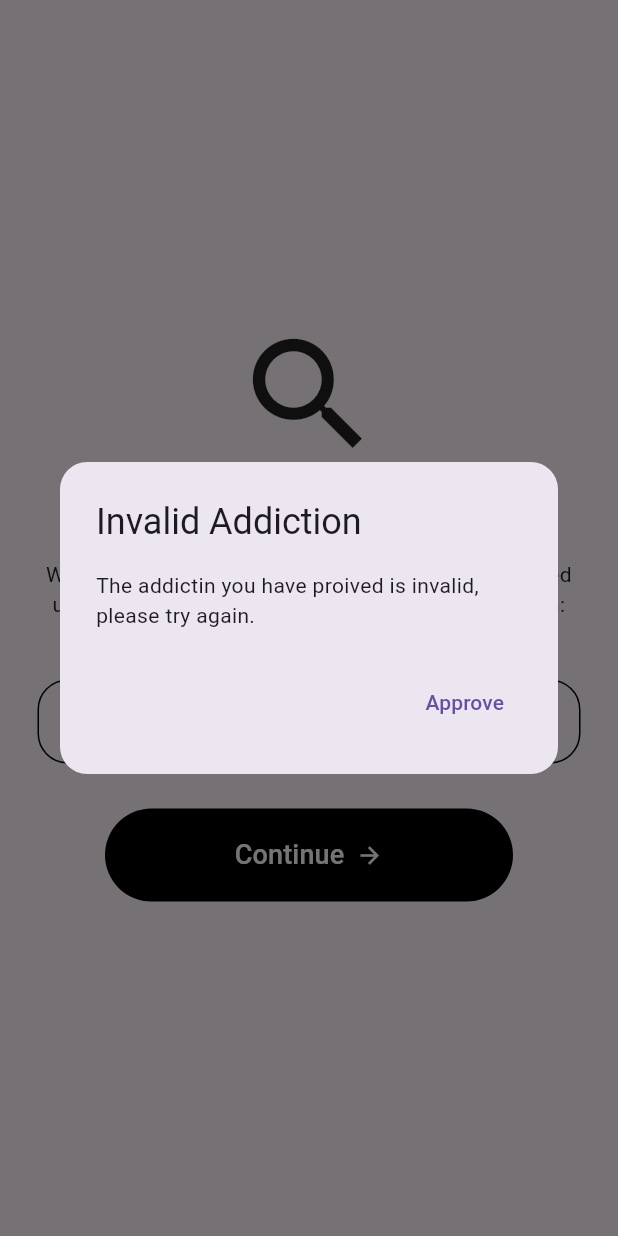
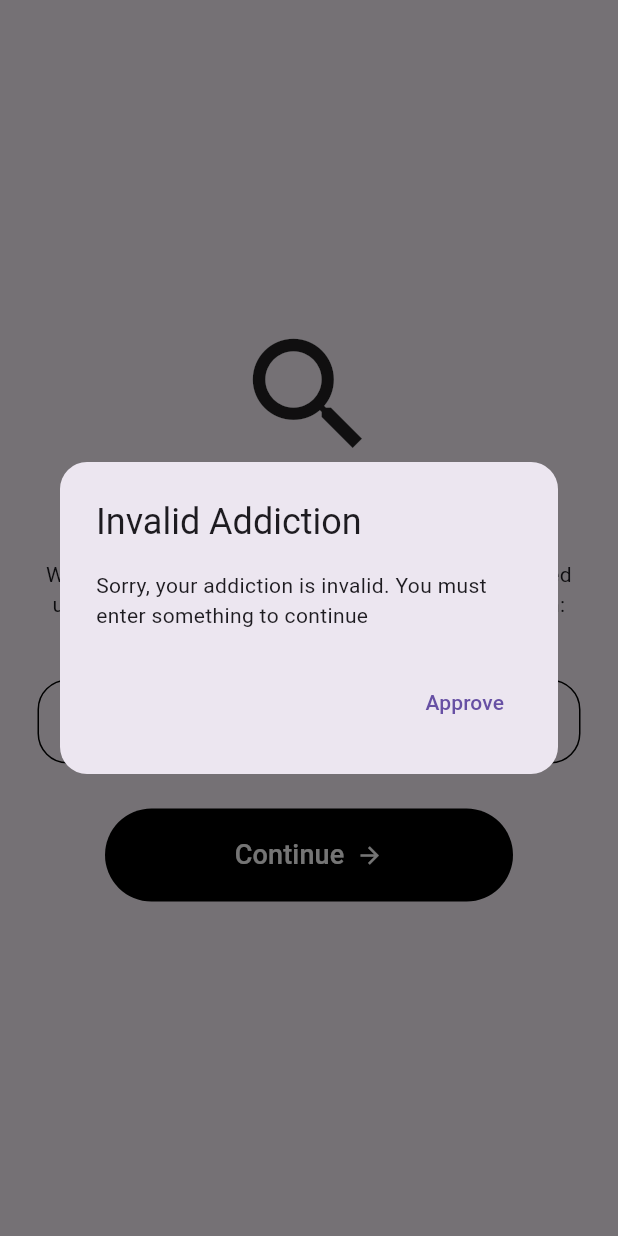
Before and after one commit to 1nsomnes/minimal_addiction_beater, a Flutter app: the screen it shows after launch, after a tap on "Continue", on a phone screen of 412 x 824 dp. Run offline on Flutter 3.47's test engine with Material 3 defaults, Android fonts, the phone set to English and light mode, and no system bars; our stand-ins replace shared_preferences; Roboto replaces fonts that are missing (Arial).

Commit message:
modularize the warning dialog

```diff
--- a/lib/components/warning_dialog.dart
+++ b/lib/components/warning_dialog.dart
@@ -0,0 +1,29 @@
+import 'package:flutter/material.dart';
+
+class MyWarningDialog extends StatelessWidget {
+  const MyWarningDialog({
+    super.key,
+    required this.title,
+    required this.description,
+  });
+
+  final String title;
+  final String description;
+
+  @override
+  Widget build(BuildContext context) {
+    return AlertDialog(
+        shape: RoundedRectangleBorder(borderRadius: BorderRadius.circular(18)),
+        elevation: 16,
+        title: Text(title),
+        content: Text(description),
+        actions: <Widget>[
+          TextButton(
+            onPressed: () {
+              Navigator.of(context).pop();
+            },
+            child: const Text('Approve'),
+          )
+        ]);
+  }
+}
--- a/lib/pages/intro_page.dart
+++ b/lib/pages/intro_page.dart
@@ -1,4 +1,5 @@
 import 'package:flutter/material.dart';
+import 'package:minimal_addiciton_beater/components/warning_dialog.dart';
 import 'package:minimal_addiciton_beater/pages/home_page.dart';
 import 'package:shared_preferences/shared_preferences.dart';
 
@@ -56,21 +57,11 @@ class _IntroPageState extends State<IntroPage> {
                   showDialog(
                       context: context,
                       builder: (context) {
-                        return AlertDialog(
-                            shape: RoundedRectangleBorder(
-                                borderRadius: BorderRadius.circular(18)),
-                            elevation: 16,
-                            title: const Text('Invalid Addiction'),
-                            content: const Text(
-                                "The addictin you have proived is invalid, please try again."),
-                            actions: <Widget>[
-                              TextButton(
-                                onPressed: () {
-                                  Navigator.of(context).pop();
-                                },
-                                child: const Text('Approve'),
-                              )
-                            ]);
+                        return const MyWarningDialog(
+                          title: "Invalid Addiction",
+                          description:
+                              "Sorry, your addiction is invalid. You must enter something to continue",
+                        );
                       });
                 } else {
                   _navigateToHome(context);
```
